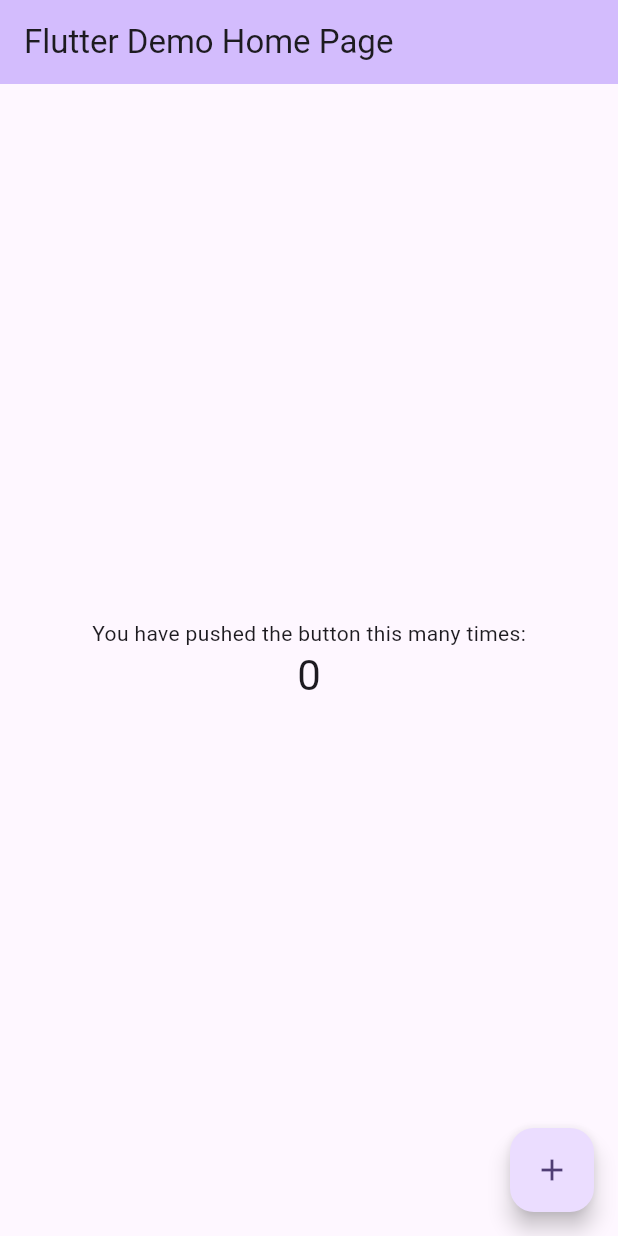
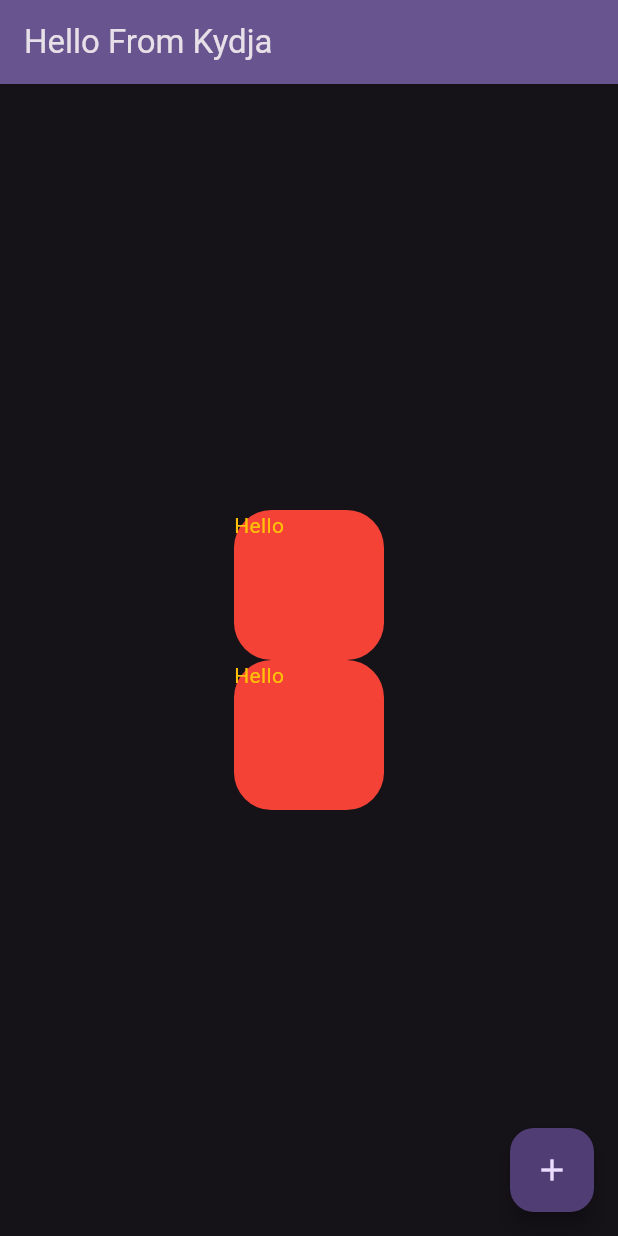
Before and after one commit to ignatius2138/learning_flutter, a Flutter app: the screen it shows after launch, on a phone screen of 412 x 824 dp. Run offline on Flutter 3.47's test engine with Material 3 defaults, Android fonts, the phone set to English and light mode, and no system bars; missing offline and left inert: dart:ffi.

Commit message:
Playing with containers

```diff
--- a/lib/main.dart
+++ b/lib/main.dart
@@ -1,3 +1,5 @@
+import 'dart:ffi';
+
 import 'package:flutter/material.dart';
 
 void main() {
@@ -29,9 +31,12 @@ class MyApp extends StatelessWidget {
         //
         // This works for code too, not just values: Most code changes can be
         // tested with just a hot reload.
-        colorScheme: ColorScheme.fromSeed(seedColor: Colors.deepPurple),
+        colorScheme: ColorScheme.fromSeed(
+          seedColor: Colors.deepPurple,
+          brightness: Brightness.dark,
+        ),
       ),
-      home: const MyHomePage(title: 'Flutter Demo Home Page'),
+      home: const MyHomePage(title: 'Hello From Kydja'),
     );
   }
 }
@@ -90,26 +95,26 @@ class _MyHomePageState extends State<MyHomePage> {
         // Center is a layout widget. It takes a single child and positions it
         // in the middle of the parent.
         child: Column(
-          // Column is also a layout widget. It takes a list of children and
-          // arranges them vertically. By default, it sizes itself to fit its
-          // children horizontally, and tries to be as tall as its parent.
-          //
-          // Column has various properties to control how it sizes itself and
-          // how it positions its children. Here we use mainAxisAlignment to
-          // center the children vertically; the main axis here is the vertical
-          // axis because Columns are vertical (the cross axis would be
-          // horizontal).
-          //
-          // TRY THIS: Invoke "debug painting" (choose the "Toggle Debug Paint"
-          // action in the IDE, or press "p" in the console), to see the
-          // wireframe for each widget.
           mainAxisAlignment: MainAxisAlignment.center,
-          children: <Widget>[
-            const Text('You have pushed the button this many times:'),
-            Text(
-              '$_counter',
-              style: Theme.of(context).textTheme.headlineMedium,
+          children: [
+            Container(
+              height: 100.0,
+              width: 100.0,
+              decoration: BoxDecoration(
+                borderRadius: BorderRadius.circular(25.0),
+                color: Colors.red,
+              ),
+              child: Text("Hello", style: TextStyle(color: Colors.amber)),
             ),
+            Container(
+              height: 100.0,
+              width: 100.0,
+              decoration: BoxDecoration(
+                borderRadius: BorderRadius.circular(25.0),
+                color: Colors.red,
+              ),
+              child: Text("Hello", style: TextStyle(color: Colors.amber)),
+            )
           ],
         ),
       ),
```
